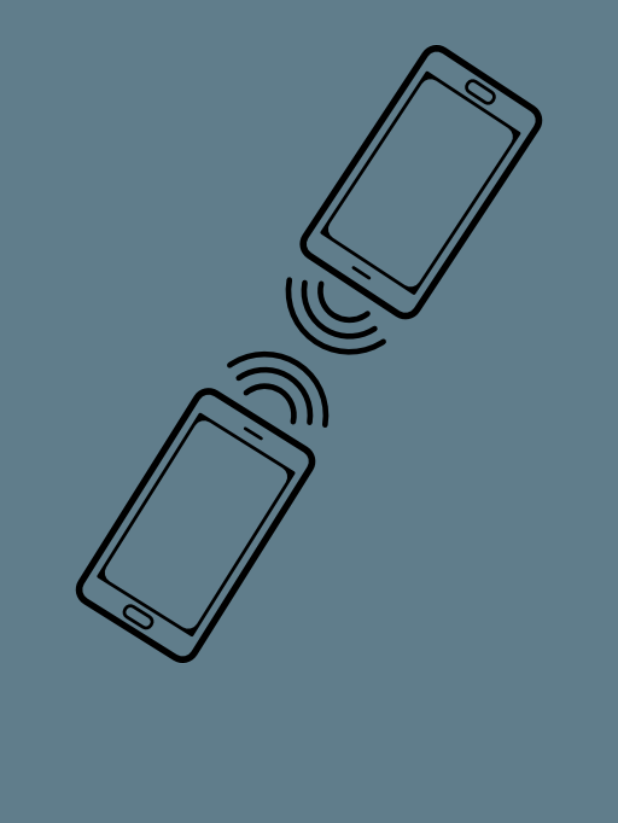
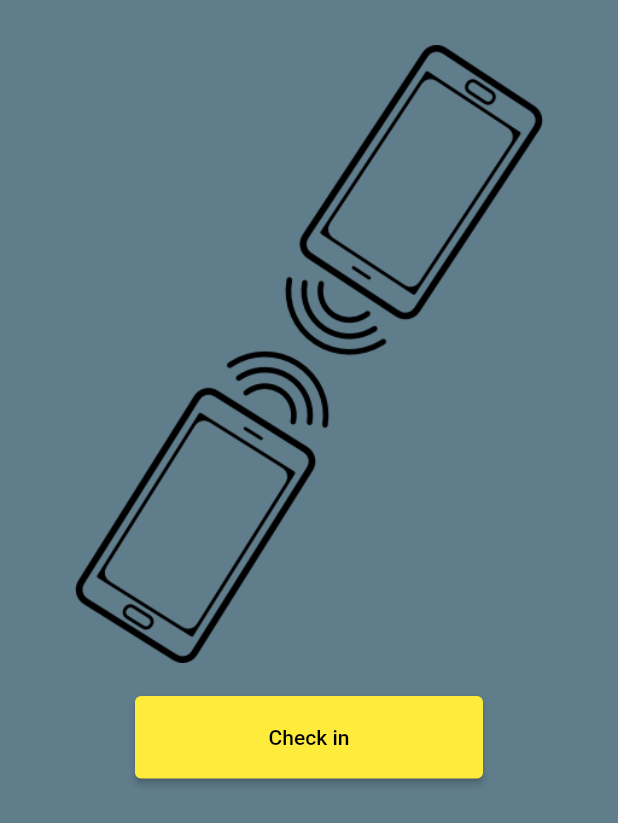
Before and after one commit to FChinembiri24/xsys, a Flutter app: the BlueCheckIn screen opened directly, on a phone screen of 412 x 824 dp. Shown: the top 823 px of the screen. Run offline on Flutter 3.47's test engine with Material 2 defaults, Android fonts, the phone set to English and light mode, and no system bars.

Commit message:
Updates2

```diff
--- a/lib/views/blueCheckIn.dart
+++ b/lib/views/blueCheckIn.dart
@@ -20,7 +20,35 @@ class _BlueCheckInState extends State<BlueCheckIn> {
               ),
               Container(
                 child: Image.asset("assets/BLUE.png",fit: BoxFit.cover,),
+              ),
+              const SizedBox(
+                height:22,
               )
+              ,ButtonTheme(
+                minWidth: 300.0,
+                height: 100.0,
+
+                //TODO
+
+                child: ElevatedButton(onPressed: (){
+
+                  Navigator.pushReplacement(context, MaterialPageRoute(builder: (context)=>BlueCheckIn()));
+                },
+                  style: const ButtonStyle(
+
+
+                  ),
+                  child: SizedBox(
+                    width: 200,
+                    height: 55,
+                    child: Center(
+                      child: const Text(
+                          "Check in"
+                      ),
+                    ),
+                  ),
+                ),
+              ),
             ],
           ) ,
         ),
```
Also changed, not shown: lib/views/checkIn.dart (+10 -3 lines).
